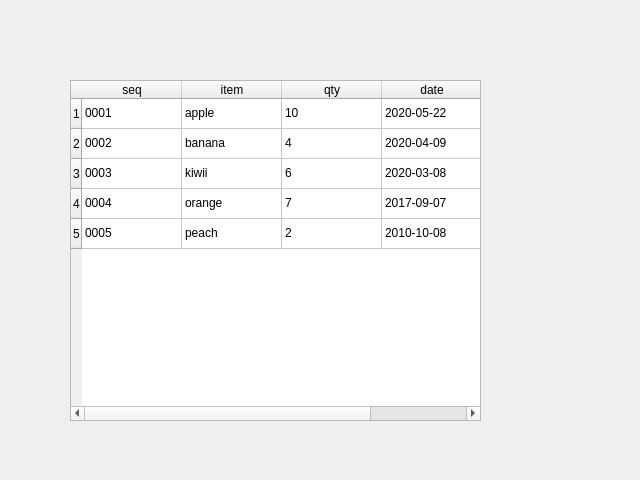
First picture: the form in qt/00001-qt-テーブルレイアウト/table.ui, repository ukijumotahaneniarukenia/script-sketch, before the edit.
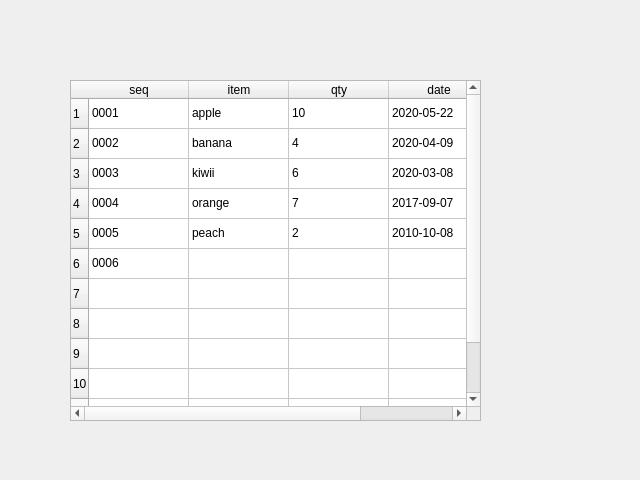
Second picture: the form after the edit.

```diff
--- a/qt/00001-qt-テーブルレイアウト/table.ui
+++ b/qt/00001-qt-テーブルレイアウト/table.ui
@@ -68,6 +68,41 @@
      <string>5</string>
     </property>
    </row>
+   <row>
+    <property name="text">
+     <string>6</string>
+    </property>
+   </row>
+   <row>
+    <property name="text">
+     <string>7</string>
+    </property>
+   </row>
+   <row>
+    <property name="text">
+     <string>8</string>
+    </property>
+   </row>
+   <row>
+    <property name="text">
+     <string>9</string>
+    </property>
+   </row>
+   <row>
+    <property name="text">
+     <string>10</string>
+    </property>
+   </row>
+   <row>
+    <property name="text">
+     <string>11</string>
+    </property>
+   </row>
+   <row>
+    <property name="text">
+     <string>12</string>
+    </property>
+   </row>
    <column>
     <property name="text">
      <string>seq</string>
@@ -188,6 +223,16 @@
      <string>2010-10-08</string>
     </property>
    </item>
+   <item row="5" column="0">
+    <property name="text">
+     <string>0006</string>
+    </property>
+   </item>
+   <item row="5" column="1">
+    <property name="text">
+     <string/>
+    </property>
+   </item>
   </widget>
  </widget>
  <resources/>
```
